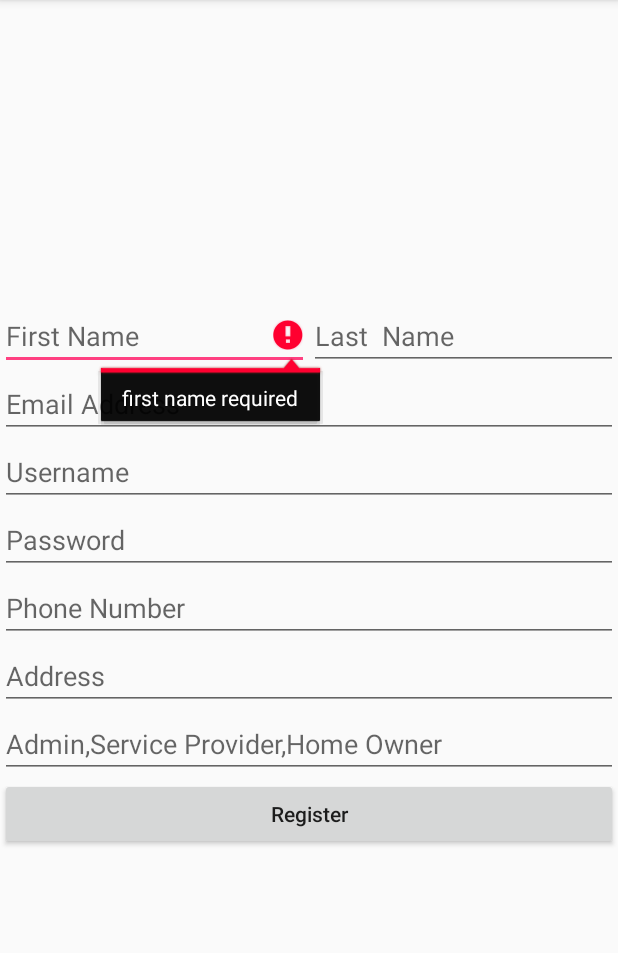
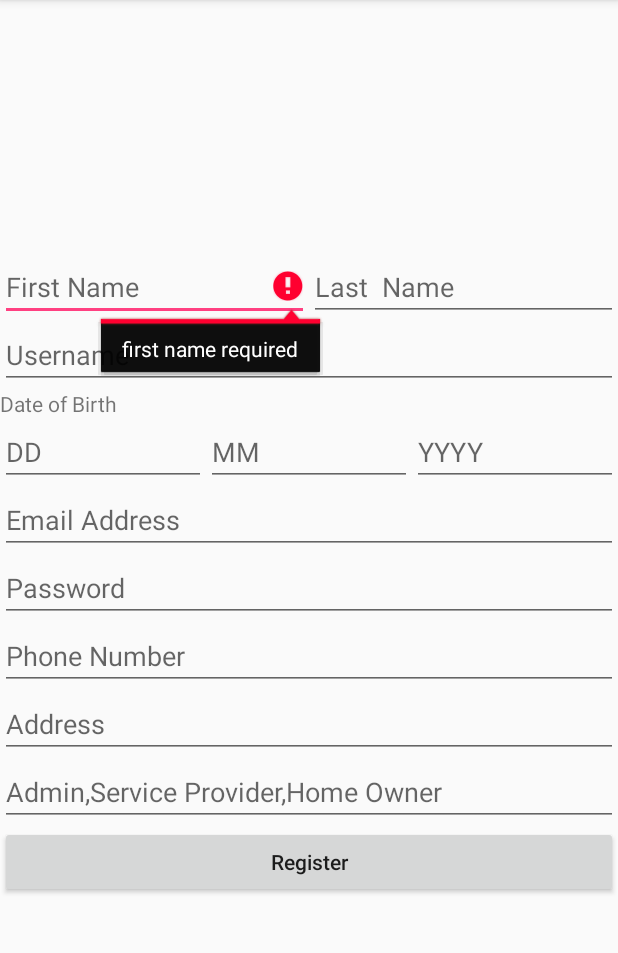
Before and after one commit to klahori/SEG2105-Project, an Android app: the SignupActivity screen opened directly, with no data from a screen before it, after a tap on "Register", on a phone screen of 412 x 824 dp, the part 84-1037 px from its top. Run offline under Robolectric (Android 15) with nearby library versions, the phone set to English and light mode, and no system bars; our stand-ins replace Firebase (no records; nobody signed in at launch, a user with empty details on screens opened directly).

Commit message:
verification (alright)

```diff
--- a/Deliverable1/App/app/src/main/java/com/example/user/loginsignup/SignupActivity.java
+++ b/Deliverable1/App/app/src/main/java/com/example/user/loginsignup/SignupActivity.java
@@ -31,7 +31,7 @@ import static java.lang.Boolean.getBoolean;
 
 public class SignupActivity extends AppCompatActivity  implements View.OnClickListener {
 
-        private EditText editTextName, editTextEmail, editTextPassword, editTextPhone,editTextAddress,editTextLastName,editTextRole,editTextUsername;
+        private EditText editTextName, editTextEmail, editTextPassword, editTextPhone,editTextAddress,editTextLastName,editTextRole,editTextUsername,editTextDay,editTextMonth,editTextYear;
         private ProgressBar progressBar;
         private FirebaseAuth mAuth;
         private  String Admin;
@@ -40,6 +40,9 @@ public class SignupActivity extends AppCompatActivity  implements View.OnClickLi
         protected void onCreate(Bundle savedInstanceState) {
             super.onCreate(savedInstanceState);
             setContentView(R.layout.activity_signup);
+            editTextMonth =findViewById(R.id.editText_Month);
+            editTextDay = findViewById(R.id.editText_day);
+            editTextYear =findViewById(R.id.editText_Year);
             editTextUsername=findViewById(R.id.editText_username);
             editTextRole=findViewById(R.id.role_type);
             editTextName = findViewById(R.id.edit_text_name);
@@ -89,6 +92,9 @@ public class SignupActivity extends AppCompatActivity  implements View.OnClickLi
 
             final String name = editTextName.getText().toString().trim();
             final String username = editTextUsername.getText().toString().trim();
+            final String day=editTextDay.getText().toString().trim();
+            final String month=editTextMonth.getText().toString().trim();
+            final String year=editTextYear.getText().toString().trim();
 
             final String email = editTextEmail.getText().toString().trim();
             final String last = editTextLastName.getText().toString().trim();
@@ -100,6 +106,21 @@ public class SignupActivity extends AppCompatActivity  implements View.OnClickLi
             if (name.isEmpty()) {
                 editTextName.setError(getString(R.string.input_error_first_name));
                 editTextName.requestFocus();
+                return;
+            }
+            if (day.isEmpty()) {
+                editTextDay.setError(getString(R.string.input_error_day));
+                editTextDay.requestFocus();
+                return;
+            }
+            if (month.isEmpty()) {
+                editTextMonth.setError(getString(R.string.input_error_month));
+                editTextMonth.requestFocus();
+                return;
+            }
+            if (year.isEmpty()) {
+                editTextYear.setError(getString(R.string.input_error_year));
+                editTextYear.requestFocus();
                 return;
             }
 
@@ -140,6 +161,21 @@ public class SignupActivity extends AppCompatActivity  implements View.OnClickLi
                 return;
             }
 
+            if (day.matches("[0-9]+") && day.length() != 2) {
+                editTextDay.setError(getString(R.string.input_error_day_length));
+                editTextDay.requestFocus();
+                return;
+            }
+            if (month.matches("[0-9]+") && month.length() != 2) {
+                editTextMonth.setError(getString(R.string.input_error_month_length));
+                editTextMonth.requestFocus();
+                return;
+            }
+            if (year.matches("[0-9]+") && year.length() != 4) {
+                editTextYear.setError(getString(R.string.input_error_year_length));
+                editTextYear.requestFocus();
+                return;
+            }
             if (phone.isEmpty()) {
                 editTextPhone.setError(getString(R.string.input_error_phone));
                 editTextPhone.requestFocus();
@@ -218,7 +254,10 @@ public class SignupActivity extends AppCompatActivity  implements View.OnClickLi
                                                                 email,
                                                                 phone,
                                                                 address,
-                                                                role
+                                                                role,
+                                                                day,
+                                                                month,
+                                                                year
 
                                                         );
 
--- a/Deliverable1/App/app/src/main/res/layout/activity_signup.xml
+++ b/Deliverable1/App/app/src/main/res/layout/activity_signup.xml
@@ -47,6 +47,54 @@
 
 
         <EditText
+            android:id="@+id/editText_username"
+            android:layout_width="match_parent"
+            android:layout_height="wrap_content"
+            android:layout_weight="1"
+            android:ems="10"
+            android:hint="Username"
+            android:inputType="textPersonName" />
+
+        <TextView
+            android:id="@+id/TextDOB"
+            android:layout_width="match_parent"
+            android:layout_height="wrap_content"
+            android:text="Date of Birth " />
+
+        <LinearLayout
+            android:layout_width="match_parent"
+            android:layout_height="match_parent"
+            android:orientation="horizontal">
+
+            <EditText
+                android:id="@+id/editText_day"
+                android:layout_width="wrap_content"
+                android:layout_height="wrap_content"
+                android:layout_weight="1"
+                android:ems="10"
+                android:hint="DD"
+                android:inputType="number" />
+
+            <EditText
+                android:id="@+id/editText_Month"
+                android:layout_width="wrap_content"
+                android:layout_height="wrap_content"
+                android:layout_weight="1"
+                android:ems="10"
+                android:hint="MM"
+                android:inputType="number" />
+
+            <EditText
+                android:id="@+id/editText_Year"
+                android:layout_width="wrap_content"
+                android:layout_height="wrap_content"
+                android:layout_weight="1"
+                android:ems="10"
+                android:hint="YYYY"
+                android:inputType="number" />
+        </LinearLayout>
+
+        <EditText
             android:id="@+id/edit_text_email"
             android:layout_width="match_parent"
             android:layout_height="wrap_content"
@@ -55,16 +103,6 @@
             android:inputType="textEmailAddress"
             android:nextFocusDown="@id/edit_text_password"
             android:textColor="@color/colorPrimaryDark" />
-
-
-        <EditText
-            android:id="@+id/editText_username"
-            android:layout_width="match_parent"
-            android:layout_height="wrap_content"
-            android:layout_weight="1"
-            android:ems="10"
-            android:hint="Username"
-            android:inputType="textPersonName" />
 
         <EditText
             android:id="@+id/edit_text_password"
--- a/Deliverable1/App/app/src/main/res/values/strings.xml
+++ b/Deliverable1/App/app/src/main/res/values/strings.xml
@@ -9,6 +9,15 @@
     <string name="address">address</string>
 
     <string name="register">Register</string>
+    <string name="input_error_day">day of birth required</string>
+    <string name="input_error_month">month of birth required</string>
+    <string name="input_error_year">year of birth required</string>
+    <string name="input_error_day_length">day should be 2 numbers long</string>
+    <string name="input_error_month_length">month should be 2 numbers long</string>
+    <string name="input_error_year_length">year should be 4 numbers long</string>
+
+
+
     <string name="input_error_first_name">first name required</string>
     <string name="input_error_last_name">last name required</string>
     <string name="input_error_role">role required</string>
```
Also changed, not shown: Deliverable1/App/app/src/main/java/com/example/user/loginsignup/User.java (+5 -2 lines), Deliverable1/App/app/src/main/java/com/example/user/loginsignup/WelcomeActivity.java (+35 -17 lines), Deliverable1/App/app/src/main/res/layout/activity_welcome.xml (+7 -6 lines).
